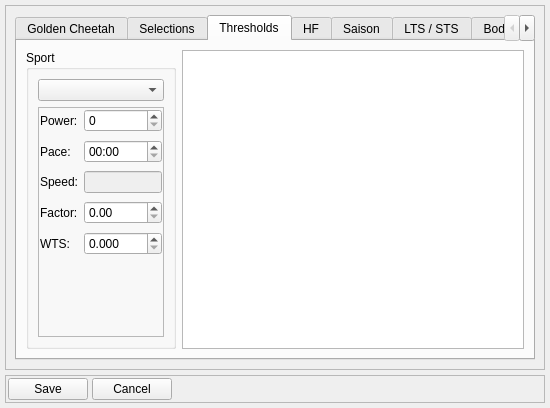
Qt form dialog_settings.ui (Tria-Andy/WorkoutEditor) before a commit.
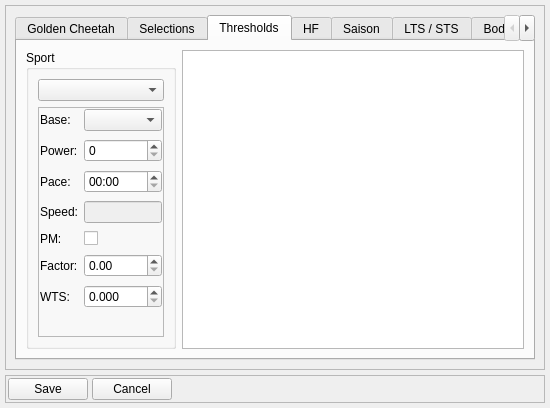
The same form after that commit. The open tabs and pages were chosen to show the change. Icons and pictures are not drawn.

The edit to the form file:
```diff
--- a/dialog_settings.ui
+++ b/dialog_settings.ui
@@ -811,66 +811,66 @@
                 <property name="bottomMargin">
                  <number>1</number>
                 </property>
-                <item row="0" column="0">
+                <item row="1" column="0">
                  <widget class="QLabel" name="label_8">
                   <property name="text">
                    <string>Power:</string>
                   </property>
                  </widget>
                 </item>
-                <item row="0" column="1">
+                <item row="1" column="1">
                  <widget class="QSpinBox" name="spinBox_thresPower">
                   <property name="maximum">
                    <number>500</number>
                   </property>
                  </widget>
                 </item>
-                <item row="1" column="0">
+                <item row="2" column="0">
                  <widget class="QLabel" name="label_9">
                   <property name="text">
                    <string>Pace:</string>
                   </property>
                  </widget>
                 </item>
-                <item row="1" column="1">
+                <item row="2" column="1">
                  <widget class="QTimeEdit" name="timeEdit_thresPace">
                   <property name="displayFormat">
                    <string>mm:ss</string>
                   </property>
                  </widget>
                 </item>
-                <item row="2" column="0">
+                <item row="3" column="0">
                  <widget class="QLabel" name="label_10">
                   <property name="text">
                    <string>Speed:</string>
                   </property>
                  </widget>
                 </item>
-                <item row="2" column="1">
+                <item row="3" column="1">
                  <widget class="QLineEdit" name="lineEdit_speed">
                   <property name="enabled">
                    <bool>false</bool>
                   </property>
                  </widget>
                 </item>
-                <item row="3" column="0">
+                <item row="5" column="0">
                  <widget class="QLabel" name="label_17">
                   <property name="text">
                    <string>Factor:</string>
                   </property>
                  </widget>
                 </item>
-                <item row="3" column="1">
+                <item row="5" column="1">
                  <widget class="QDoubleSpinBox" name="doubleSpinBox_factor"/>
                 </item>
-                <item row="4" column="0">
+                <item row="6" column="0">
                  <widget class="QLabel" name="label_watttospeed">
                   <property name="text">
                    <string>WTS:</string>
                   </property>
                  </widget>
                 </item>
-                <item row="4" column="1">
+                <item row="6" column="1">
                  <widget class="QDoubleSpinBox" name="doubleSpinBox_watttospeed">
                   <property name="maximumSize">
                    <size>
@@ -886,6 +886,30 @@
                   </property>
                  </widget>
                 </item>
+                <item row="4" column="1">
+                 <widget class="QCheckBox" name="checkBox_usepm">
+                  <property name="text">
+                   <string/>
+                  </property>
+                 </widget>
+                </item>
+                <item row="4" column="0">
+                 <widget class="QLabel" name="label_55">
+                  <property name="text">
+                   <string>PM:</string>
+                  </property>
+                 </widget>
+                </item>
+                <item row="0" column="1">
+                 <widget class="QComboBox" name="comboBox_thresBase"/>
+                </item>
+                <item row="0" column="0">
+                 <widget class="QLabel" name="label_56">
+                  <property name="text">
+                   <string>Base:</string>
+                  </property>
+                 </widget>
+                </item>
                </layout>
               </widget>
              </item>
```
